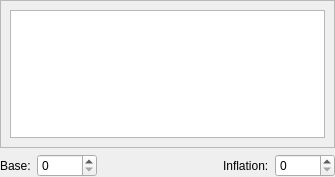
The window that CustomWidgets/panelprogressiontable.ui (RPG-Paper-Maker/RPG-Paper-Maker) describes before a commit, drawn with Qt 5.
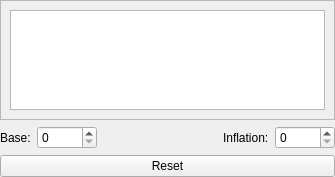
The same window after the commit. Custom widgets are drawn as their Qt base class.

Commit message: WidgetTableProgression in PanelProgressionTable

```diff
--- a/CustomWidgets/panelprogressiontable.ui
+++ b/CustomWidgets/panelprogressiontable.ui
@@ -39,7 +39,7 @@
           <x>0</x>
           <y>0</y>
           <width>331</width>
-          <height>141</height>
+          <height>110</height>
          </rect>
         </property>
         <layout class="QGridLayout" name="gridLayout_4">
@@ -116,10 +116,24 @@
        </property>
       </widget>
      </item>
+     <item row="2" column="0" colspan="5">
+      <widget class="QPushButton" name="pushButtonReset">
+       <property name="text">
+        <string>Reset</string>
+       </property>
+      </widget>
+     </item>
     </layout>
    </item>
   </layout>
  </widget>
+ <customwidgets>
+  <customwidget>
+   <class>WidgetTableProgression</class>
+   <extends>QTableWidget</extends>
+   <header>widgettableprogression.h</header>
+  </customwidget>
+ </customwidgets>
  <resources/>
  <connections/>
 </ui>
```
Left out of the diff: 38 changed lines with no effect on the pictures. The commit also changes 16 other files.
